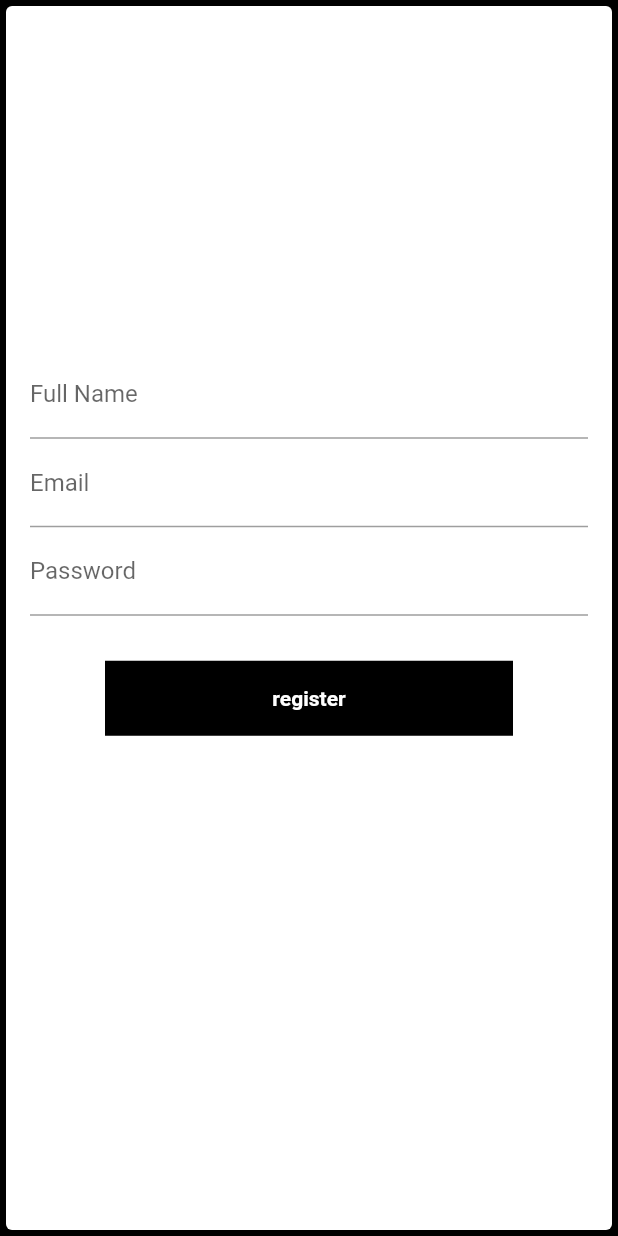
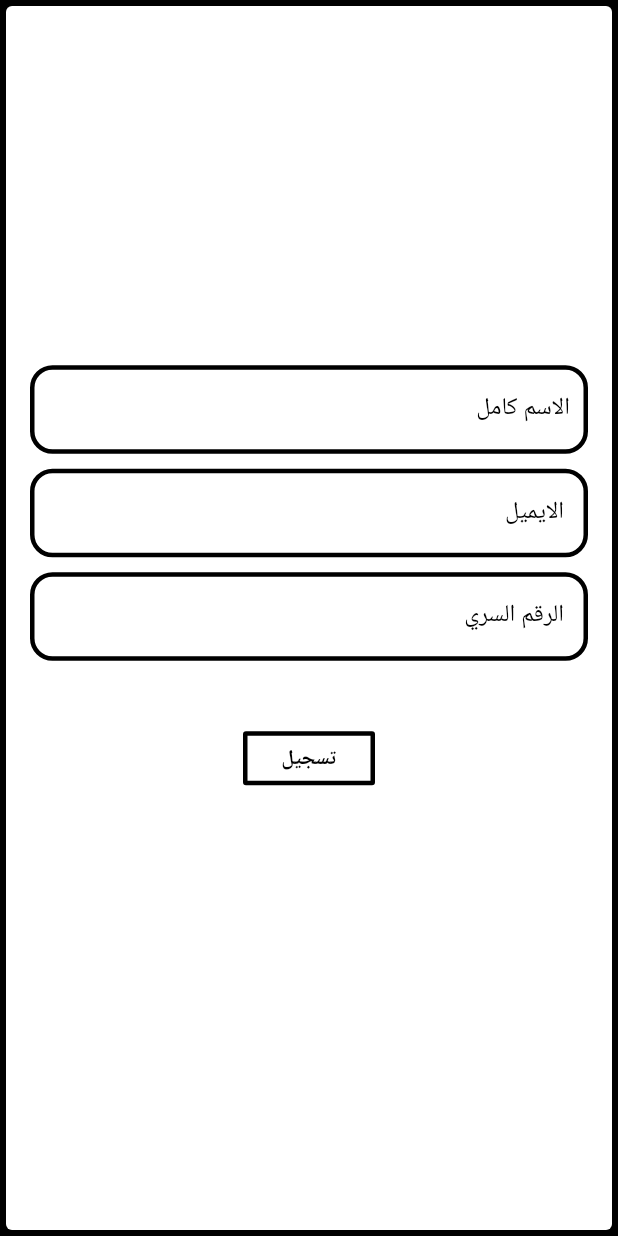
Before and after one commit to alaa1910/Mobile_Store, a Flutter app: the screen it shows after launch, after a tap on "انشاء حساب جديد", on a phone screen of 412 x 824 dp. Run offline on Flutter 3.47's test engine with Material 2 defaults, Android fonts, the phone set to English and light mode, and no system bars; our stand-ins replace carousel_pro, firebase_auth, firebase_core, outline_material_icons; accounts and stored records are empty.

Commit message:
chinge style

```diff
--- a/lib/signing/Register.dart
+++ b/lib/signing/Register.dart
@@ -27,7 +27,7 @@ class _RegisterState extends State<Register> {
 
   @override
   Widget build(BuildContext context) {
-    return Scaffold(backgroundColor:Colors.black,
+    return Directionality(textDirection: TextDirection.rtl, child:Scaffold(backgroundColor:Colors.black,
       body: Center(
         child: Form(
             key: _formKey,
@@ -38,29 +38,62 @@ class _RegisterState extends State<Register> {
                   crossAxisAlignment: CrossAxisAlignment.center,
                   mainAxisAlignment: MainAxisAlignment.center,
                   children: <Widget>[
-                    TextFormField(
+                    Container(margin:EdgeInsets.fromLTRB(0,50,0,10) ,
+                        child: TextFormField(
                       controller: _displayName,
-                      decoration: const InputDecoration(labelText: 'Full Name'),
+                      decoration: const InputDecoration(labelText: 'الاسم كامل ',enabledBorder: OutlineInputBorder(
+                          borderRadius: BorderRadius.all(Radius.circular(15)),
+                          borderSide: BorderSide(color: Colors.black,width: 3)
+                      )
+                          ,focusedBorder: OutlineInputBorder(
+                            borderRadius: BorderRadius.all(Radius.circular(15)),
+                            borderSide: BorderSide(color: Colors.black,width: 3),
+                          )
+                          ,labelStyle: TextStyle(color:Colors.black),
+
+                      ),
                       validator: (String value) {
                         if (value.isEmpty) {
                           return 'Please enter some text';
                         }
                         return null;
                       },
-                    ),
-                    TextFormField(
+                    )),Container(margin:EdgeInsets.fromLTRB(0,0,0,10) ,
+                      child:
+                        TextFormField(
                       controller: _emailController,
-                      decoration: const InputDecoration(labelText: 'Email'),
+                      decoration:const InputDecoration(labelText: ' الايميل',enabledBorder: OutlineInputBorder(
+                        borderRadius: BorderRadius.all(Radius.circular(15)),
+                        borderSide: BorderSide(color: Colors.black,width: 3)
+                      )
+                          ,focusedBorder: OutlineInputBorder(
+                              borderRadius: BorderRadius.all(Radius.circular(15)),
+                              borderSide: BorderSide(color: Colors.black,width: 3),
+                          )
+                          ,labelStyle: TextStyle(color:Colors.black)
+                      ),
+
                       validator: (String value) {
                         if (value.isEmpty) {
                           return 'Please enter some text';
                         }
                         return null;
                       },
-                    ),
+                    )),
+              Container(margin:EdgeInsets.fromLTRB(0,0,0,10) ,
+                child:
                     TextFormField(
                       controller: _passwordController,
-                      decoration: const InputDecoration(labelText: 'Password'),
+                      decoration: const InputDecoration(labelText: ' الرقم السري',enabledBorder: OutlineInputBorder(
+                          borderRadius: BorderRadius.all(Radius.circular(15)),
+                          borderSide: BorderSide(color: Colors.black,width: 3)
+                      )
+                          ,focusedBorder: OutlineInputBorder(
+                            borderRadius: BorderRadius.all(Radius.circular(15)),
+                            borderSide: BorderSide(color: Colors.black,width: 3),
+                          )
+                          ,labelStyle: TextStyle(color:Colors.black)
+                      ),
                       validator: (String value) {
                         if (value.isEmpty) {
                           return 'Please enter some text';
@@ -68,13 +101,15 @@ class _RegisterState extends State<Register> {
                         return null;
                       },
                       obscureText: true,
-                    ),
+                    )),
                     Container(height: 50,
                         width: 300,margin:EdgeInsets.fromLTRB(50,30,50,100),
-                        color:Colors.black,
+                        color:Colors.white,
                       alignment: Alignment.center,
                       child: OutlineButton(
-                        child: Text("register",style: TextStyle(color:Colors.white,fontWeight: FontWeight.bold)),
+                        borderSide:BorderSide(color: Colors.black,width: 3) ,
+                        child: Text("تسجيل",style: TextStyle(color:Colors.black,fontWeight: FontWeight.bold)),
+
                         onPressed: () async {
                           if (_formKey.currentState.validate()) {
                             _registerAccount();
@@ -89,7 +124,7 @@ class _RegisterState extends State<Register> {
               ),
             )),
       ),
-    );
+    ) );
   }
 
   void _registerAccount() async {
--- a/lib/signing/login.dart
+++ b/lib/signing/login.dart
@@ -26,22 +26,32 @@ class _FirebaseAuthDemoState extends State<FirebaseAuthDemo> {
           ),
           Container(height: 50,
             width: 300,margin:EdgeInsets.fromLTRB(50,50,50,5),
-            color:Colors.black,
 
-            child: OutlineButton(
-              child: Text("تسجيل الدخول",style: TextStyle(color:Colors.white,fontWeight: FontWeight.bold)),
-              onPressed: () => _pushPage(context, SignIn()),
+
+            child: SizedBox(width: 300,
+
+              child: OutlineButton(
+
+                borderSide:BorderSide(color: Colors.black,width: 3),
+                child: Text("تسجيل الدخول",style: TextStyle(color:Colors.black,fontWeight: FontWeight.bold)),
+                onPressed: () => _pushPage(context, SignIn()),
+              ),
             ),
             alignment: Alignment.center,
           ),
           Container(height: 50,
+
             width: 300,margin:EdgeInsets.fromLTRB(50,10,50,200),
-            color:Colors.black,
 
-            child: OutlineButton(
 
-              child: Text("انشاء حساب جديد",style: TextStyle(color:Colors.white,fontWeight: FontWeight.bold)),
-              onPressed: () => _pushPage(context, Register()),
+            child: SizedBox(width: 300,
+              child: OutlineButton(
+
+                borderSide:BorderSide(color: Colors.black,width: 3),
+
+                child: Text("انشاء حساب جديد",style: TextStyle(color:Colors.black,fontWeight: FontWeight.bold)),
+                onPressed: () => _pushPage(context, Register()),
+              ),
             ),
 
             alignment: Alignment.center,
```
Also changed, not shown: lib/signing/SignIn.dart (+33 -10 lines), pubspec.lock.
